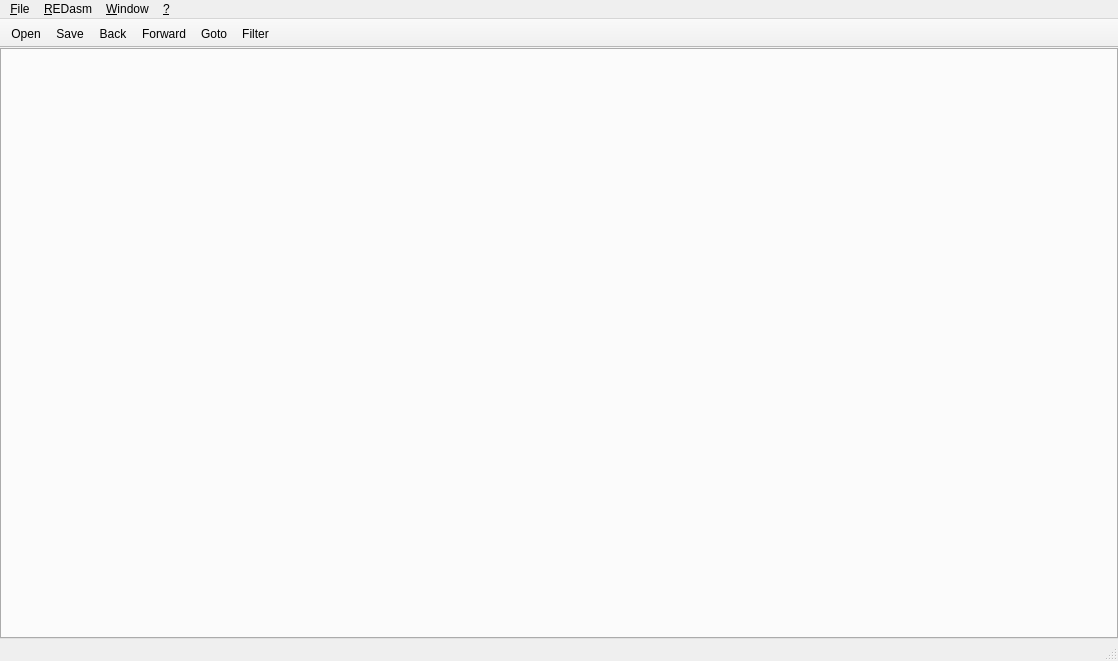
Above: mainwindow.ui from REDasmOrg/REDasm before the change. Below: the same form after it.
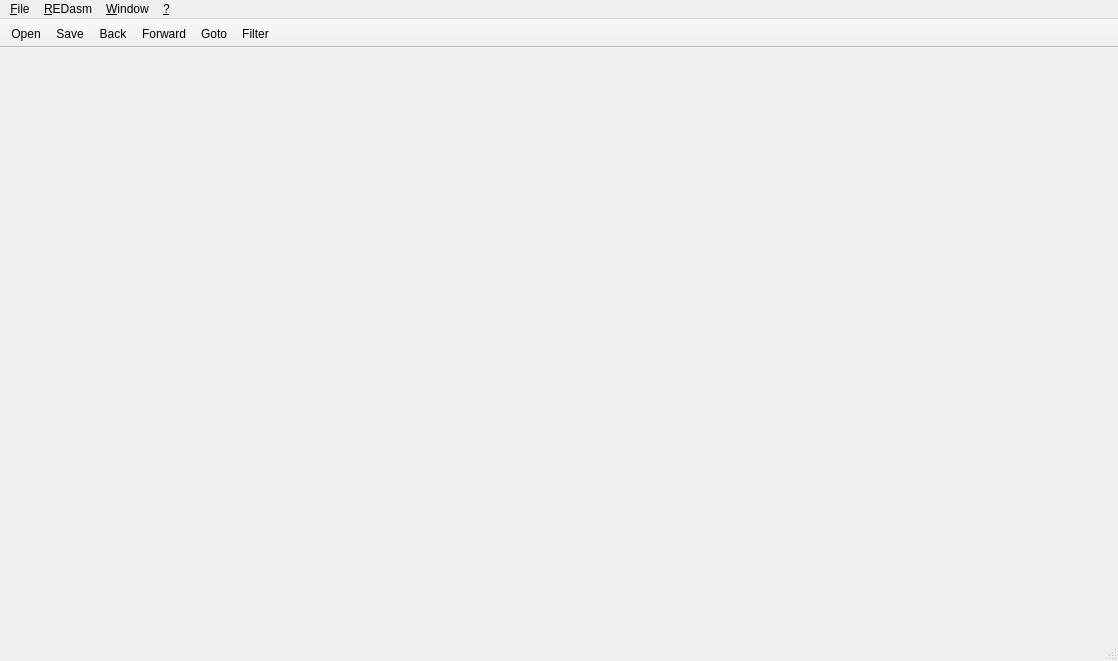
That is the form after the change. Icons and pictures are not drawn. Custom widgets are drawn as their Qt base class.

Commit message: Keep RDDisassembler* instance as shared_ptr, reorganized source code

```diff
--- a/mainwindow.ui
+++ b/mainwindow.ui
@@ -26,28 +26,7 @@
   <property name="tabShape">
    <enum>QTabWidget::Rounded</enum>
   </property>
-  <widget class="QWidget" name="centralWidget">
-   <layout class="QVBoxLayout" name="verticalLayout">
-    <property name="spacing">
-     <number>0</number>
-    </property>
-    <property name="leftMargin">
-     <number>0</number>
-    </property>
-    <property name="topMargin">
-     <number>0</number>
-    </property>
-    <property name="rightMargin">
-     <number>0</number>
-    </property>
-    <property name="bottomMargin">
-     <number>0</number>
-    </property>
-    <item>
-     <widget class="DisassemblerTabs" name="tabs"/>
-    </item>
-   </layout>
-  </widget>
+  <widget class="QWidget" name="centralWidget"/>
   <widget class="QStatusBar" name="statusBar"/>
   <widget class="QMenuBar" name="menuBar">
    <property name="geometry">
@@ -271,14 +250,6 @@
   </action>
  </widget>
  <layoutdefault spacing="6" margin="11"/>
- <customwidgets>
-  <customwidget>
-   <class>DisassemblerTabs</class>
-   <extends>QTabWidget</extends>
-   <header>widgets/disassemblertabs/disassemblertabs.h</header>
-   <container>1</container>
-  </customwidget>
- </customwidgets>
  <resources>
   <include location="resources.qrc"/>
  </resources>
```
The commit also changes 74 other files.
